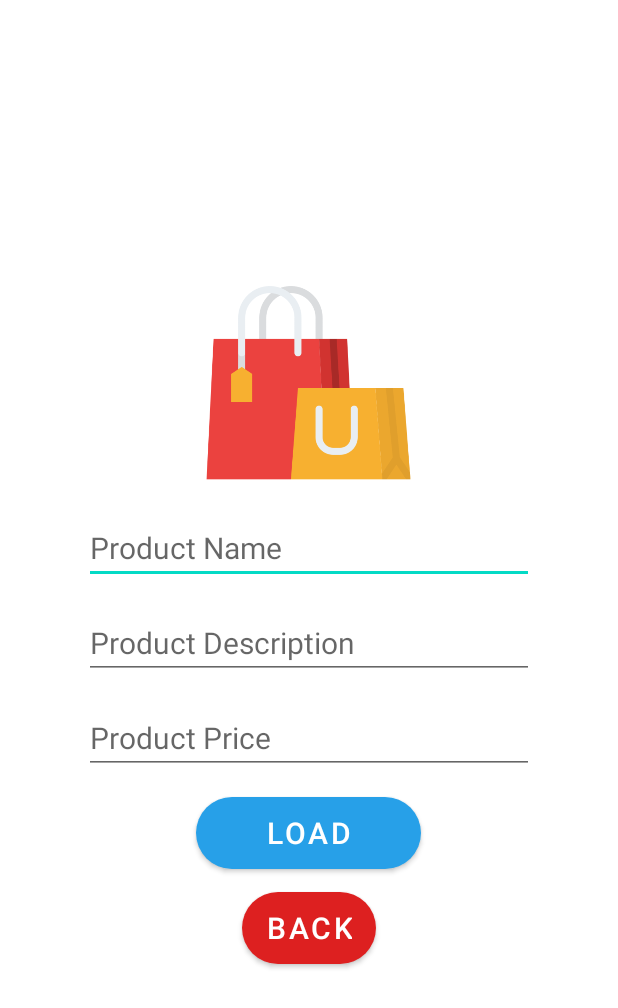
After one commit to nisaefendioglu/E-Commerce, an Android app: the AddProduct screen opened directly, with no data from a screen before it, on a phone screen of 412 x 824 dp. The commit adds this screen. Shown: the top 1008 px of the screen. Run offline under Robolectric (Android 15) with nearby library versions, the phone set to English and light mode, and no system bars; our stand-ins replace Firebase (no records; nobody signed in at launch, a user with empty details on screens opened directly).

Commit message:
the project was completed in its general form and the errors were fixed.

```diff
--- a/app/build.gradle
+++ b/app/build.gradle
@@ -38,9 +38,15 @@ dependencies {
     testImplementation 'junit:junit:4.+'
     androidTestImplementation 'androidx.test.ext:junit:1.1.3'
     androidTestImplementation 'androidx.test.espresso:espresso-core:3.4.0'
+    implementation 'com.github.bumptech.glide:glide:4.11.0'
+    implementation 'com.orhanobut:dialogplus:1.11@aar'
+    implementation 'androidx.recyclerview:recyclerview:1.1.0'
+
 
     //firebase
     implementation platform('com.google.firebase:firebase-bom:28.4.2')
     implementation 'com.google.firebase:firebase-analytics'
+    implementation 'com.firebaseui:firebase-ui-database:6.2.0'
+
 
 }
--- a/app/src/main/AndroidManifest.xml
+++ b/app/src/main/AndroidManifest.xml
@@ -21,6 +21,8 @@
         <activity android:name=".Login"/>
         <activity android:name=".Signup"/>
         <activity android:name=".MainActivity"/>
+        <activity android:name=".ProductActivity"/>
+        <activity android:name=".AddProduct"/>
     </application>
 
 </manifest>
--- /dev/null
+++ b/app/src/main/java/com/nisaefendioglu/e_commerce/AddProduct.java
@@ -0,0 +1,63 @@
+package com.nisaefendioglu.e_commerce;
+
+import android.content.Intent;
+import android.os.Bundle;
+import android.widget.Button;
+import android.widget.EditText;
+import android.widget.Toast;
+
+import androidx.appcompat.app.AppCompatActivity;
+
+import com.google.firebase.database.FirebaseDatabase;
+
+import java.util.HashMap;
+import java.util.Map;
+
+public class AddProduct extends AppCompatActivity
+{
+    EditText name,desc,price;
+    Button submit,back;
+
+    @Override
+    protected void onCreate(Bundle savedInstanceState)
+    {
+        super.onCreate(savedInstanceState);
+        setContentView(R.layout.addproduct);
+
+        name=findViewById(R.id.add_name);
+        desc=findViewById(R.id.add_desc);
+        price=findViewById(R.id.add_price);
+
+        back=findViewById(R.id.add_back);
+        back.setOnClickListener(view -> {
+            startActivity(new Intent(getApplicationContext(),MainActivity.class));
+            finish();
+        });
+
+        submit=findViewById(R.id.add_submit);
+        submit.setOnClickListener(view -> {
+            processinsert();
+            Toast.makeText(this,"Successfully",Toast.LENGTH_LONG).show();
+            startActivity(new Intent(getApplicationContext(),ProductActivity.class));
+
+        });
+    }
+
+    private void processinsert()
+    {
+        Map<String,Object> map=new HashMap<>();
+        map.put("name",name.getText().toString());
+        map.put("desc",desc.getText().toString());
+        map.put("price",price.getText().toString());
+        FirebaseDatabase.getInstance().getReference().child("Products").push()
+                .setValue(map)
+                .addOnSuccessListener(aVoid -> {
+                    name.setText("");
+                    desc.setText("");
+                    price.setText("");
+                    Toast.makeText(getApplicationContext(),"Successfully",Toast.LENGTH_LONG).show();
+                })
+                .addOnFailureListener(e -> Toast.makeText(getApplicationContext(),"Failed!",Toast.LENGTH_LONG).show());
+
+    }
+}
--- /dev/null
+++ b/app/src/main/res/layout/addproduct.xml
@@ -0,0 +1,64 @@
+<?xml version="1.0" encoding="utf-8"?>
+<androidx.appcompat.widget.LinearLayoutCompat xmlns:android="http://schemas.android.com/apk/res/android"
+    xmlns:app="http://schemas.android.com/apk/res-auto"
+    xmlns:tools="http://schemas.android.com/tools"
+    android:layout_width="match_parent"
+    android:layout_height="match_parent"
+    android:orientation="vertical"
+    android:gravity="center"
+    tools:context=".AddProduct">
+
+    <ImageView
+        android:layout_width="150dp"
+        android:layout_height="150dp"
+        android:background="@drawable/shopping"/>
+
+    <EditText
+        android:layout_width="300dp"
+        android:layout_height="wrap_content"
+        android:id="@+id/add_name"
+        android:textSize="20dp"
+        android:layout_marginTop="10dp"
+        android:hint="Product Name"
+        android:layout_marginBottom="15dp"
+        android:textColor="#000"/>
+
+    <EditText
+        android:layout_width="300dp"
+        android:layout_height="wrap_content"
+        android:id="@+id/add_desc"
+        android:textSize="20dp"
+        android:hint="Product Description"
+        android:layout_marginBottom="15dp"
+        android:textColor="#000"/>
+
+    <EditText
+        android:layout_width="300dp"
+        android:layout_height="wrap_content"
+        android:id="@+id/add_price"
+        android:textSize="20dp"
+        android:hint="Product Price"
+        android:layout_marginBottom="15dp"
+        android:textColor="#000"/>
+
+    <Button
+        android:id="@+id/add_submit"
+        android:layout_width="150dp"
+        android:layout_height="wrap_content"
+        android:layout_marginBottom="15dp"
+        android:background="@drawable/design"
+        android:text="Load"
+        android:textSize="20dp"
+        app:backgroundTint="#27A0E8" />
+
+    <Button
+        android:id="@+id/add_back"
+        android:layout_width="wrap_content"
+        android:layout_height="wrap_content"
+        android:background="@drawable/design"
+        android:text="Back"
+        android:textSize="20dp"
+        app:backgroundTint="#DD2020" />
+
+
+</androidx.appcompat.widget.LinearLayoutCompat>
--- a/app/src/main/res/values-night/themes.xml
+++ b/app/src/main/res/values-night/themes.xml
@@ -1,9 +1,9 @@
 <resources xmlns:tools="http://schemas.android.com/tools">
     <!-- Base application theme. -->
-    <style name="Theme.ECommerce" parent="Theme.MaterialComponents.DayNight.DarkActionBar">
+    <style name="Theme.ECommerce" parent="Theme.MaterialComponents.DayNight.NoActionBar">
         <!-- Primary brand color. -->
         <item name="colorPrimary">@color/purple_200</item>
-        <item name="colorPrimaryVariant">@color/purple_700</item>
+        <item name="colorPrimaryVariant">#F9A825</item>
         <item name="colorOnPrimary">@color/black</item>
         <!-- Secondary brand color. -->
         <item name="colorSecondary">@color/teal_200</item>
--- a/app/src/main/res/values/themes.xml
+++ b/app/src/main/res/values/themes.xml
@@ -1,9 +1,9 @@
 <resources xmlns:tools="http://schemas.android.com/tools">
     <!-- Base application theme. -->
-    <style name="Theme.ECommerce" parent="Theme.MaterialComponents.DayNight.DarkActionBar">
+    <style name="Theme.ECommerce" parent="Theme.MaterialComponents.DayNight.NoActionBar">
         <!-- Primary brand color. -->
         <item name="colorPrimary">@color/purple_500</item>
-        <item name="colorPrimaryVariant">@color/purple_700</item>
+        <item name="colorPrimaryVariant">#F9A825</item>
         <item name="colorOnPrimary">@color/white</item>
         <!-- Secondary brand color. -->
         <item name="colorSecondary">@color/teal_200</item>
```
Also changed, not shown: app/src/main/java/com/nisaefendioglu/e_commerce/AddProductAdapter.java (added, +116 -0 lines), app/src/main/java/com/nisaefendioglu/e_commerce/MainActivity.java (+16 -0 lines), app/src/main/java/com/nisaefendioglu/e_commerce/Model.java (added, +60 -0 lines), app/src/main/java/com/nisaefendioglu/e_commerce/ProductActivity.java (added, +52 -0 lines), app/src/main/res/layout/activity_product.xml (added, +55 -0 lines), app/src/main/res/layout/dialogcontent.xml (added, +55 -0 lines), app/src/main/res/layout/singlerow.xml (added, +77 -0 lines), app/src/main/res/drawable/add.png (added), app/src/main/res/drawable/delete.png (added), app/src/main/res/drawable/edit.png (added), app/src/main/res/drawable/swirly.png (added).
